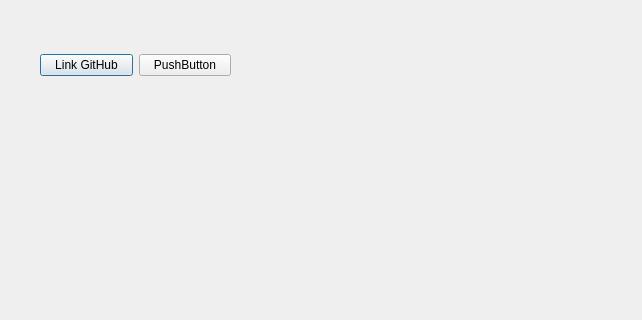
Above: janelaterciaria.ui from Luisf66/Qt-Creator before the change; both pictures show x 0 to 642 and y 0 to 320 of the 642 by 509 pixel window. Below: the same form after it.
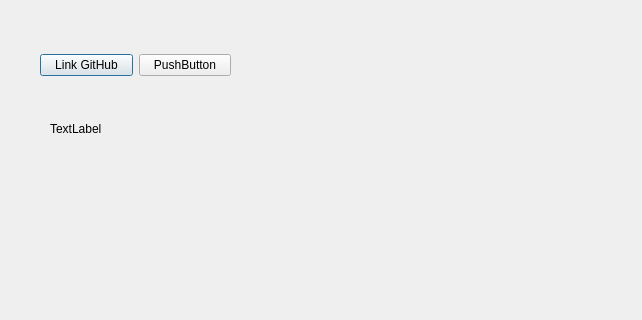
That is the form after the change.

What changed in the file:
```diff
--- a/janelaterciaria.ui
+++ b/janelaterciaria.ui
@@ -13,7 +13,7 @@
   <property name="windowTitle">
    <string>Dialog</string>
   </property>
-  <widget class="QWidget" name="">
+  <widget class="QWidget" name="layoutWidget">
    <property name="geometry">
     <rect>
      <x>40</x>
@@ -39,6 +39,19 @@
     </item>
    </layout>
   </widget>
+  <widget class="QLabel" name="label">
+   <property name="geometry">
+    <rect>
+     <x>50</x>
+     <y>120</y>
+     <width>441</width>
+     <height>18</height>
+    </rect>
+   </property>
+   <property name="text">
+    <string>TextLabel</string>
+   </property>
+  </widget>
  </widget>
  <resources/>
  <connections/>
```
